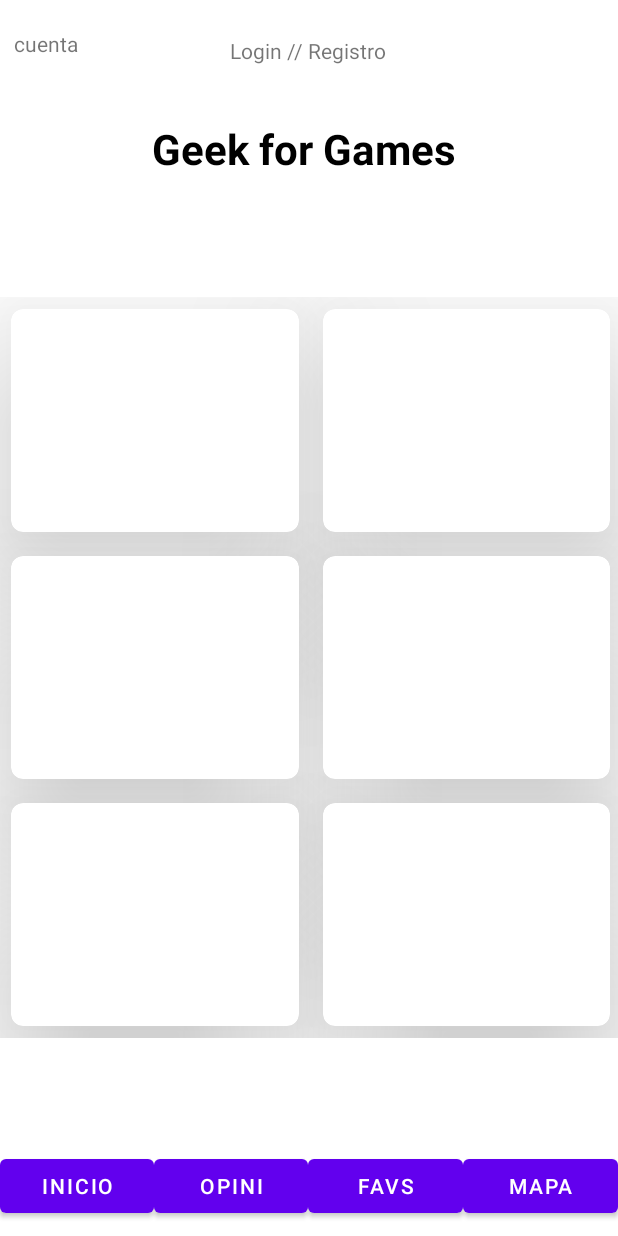
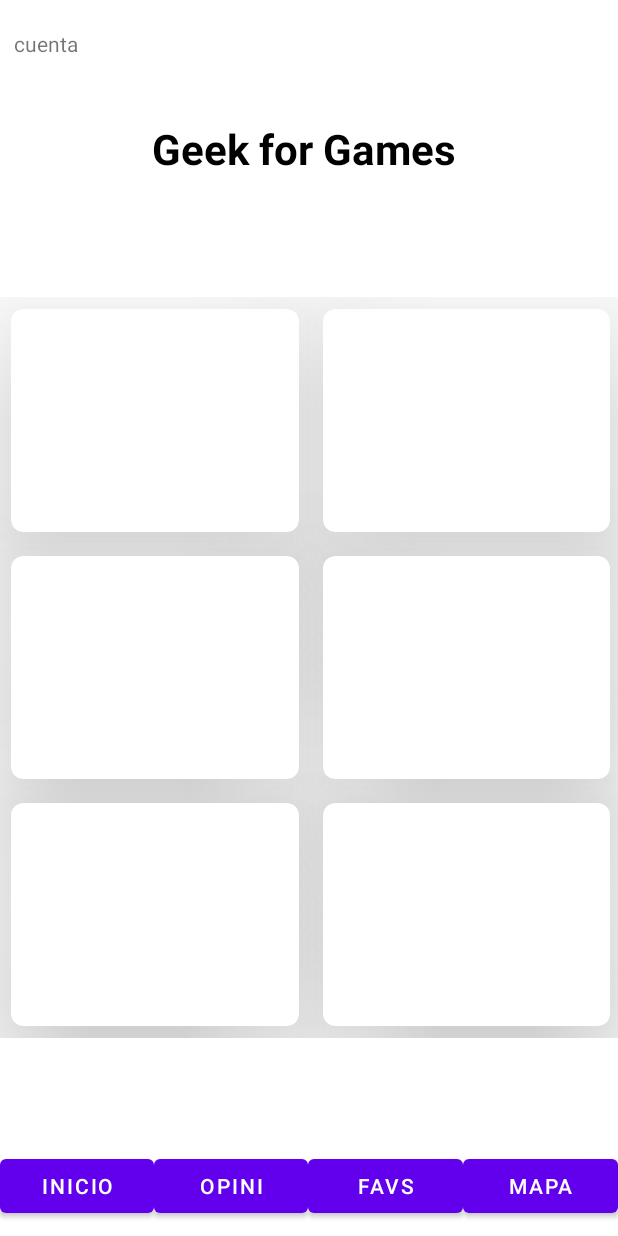
Before and after one commit to Emi-Ureta/Geek_for_Games, an Android app: the Activity_inicio screen opened directly, with no data from a screen before it, on a phone screen of 412 x 824 dp. Run offline under Robolectric (Android 15) with nearby library versions, the phone set to English and light mode, and no system bars; our stand-ins replace Firebase (no records; nobody signed in at launch, a user with empty details on screens opened directly).

Commit message:
cambios_chicos

```diff
--- a/app/src/main/java/ayuda/cl/geek_for_games/Activity_inicio.java
+++ b/app/src/main/java/ayuda/cl/geek_for_games/Activity_inicio.java
@@ -5,21 +5,15 @@ import androidx.appcompat.app.AppCompatActivity;
 import android.annotation.SuppressLint;
 import android.content.Intent;
 import android.os.Bundle;
-import android.view.View;
 import android.widget.Button;
 import android.widget.TextView;
 
-import com.google.firebase.auth.FirebaseAuth;
+
 import com.google.firebase.database.DatabaseReference;
 import com.google.firebase.database.FirebaseDatabase;
-import com.google.firebase.firestore.FirebaseFirestore;
 
-import org.w3c.dom.Text;
 
 public class Activity_inicio extends AppCompatActivity {
-
-    private Button logout;
-    private TextView cuenta;
 
     FirebaseDatabase database = FirebaseDatabase.getInstance();
     DatabaseReference myRef = database.getReference("message");
@@ -30,47 +24,22 @@ public class Activity_inicio extends AppCompatActivity {
         super.onCreate(savedInstanceState);
         setContentView(R.layout.activity_inicio);
 
-        TextView btn=findViewById(R.id.textView);
-        btn.setOnClickListener(new View.OnClickListener() {
-            @Override
-            public void onClick(View view) {
-                startActivity(new Intent(Activity_inicio.this, Activity_login.class));
-            }
-        });
 
         Button btn_opinion = findViewById(R.id.Button_inicio_escribir);
-        btn_opinion.setOnClickListener(new View.OnClickListener() {
-            @Override
-            public void onClick(View view) {
-                startActivity(new Intent(Activity_inicio.this, Activity_escribir_opinion.class));
-            }
-        });
+        btn_opinion.setOnClickListener(view -> startActivity(new Intent(Activity_inicio.this, Activity_escribir_opinion.class)));
 
         Button btn_favs = findViewById(R.id.Button_favoritos);
-        btn_favs.setOnClickListener(new View.OnClickListener() {
-            @Override
-            public void onClick(View view) {
-                startActivity(new Intent(Activity_inicio.this, Activity_lista_deseos.class));
-            }
-        });
+        btn_favs.setOnClickListener(view -> startActivity(new Intent(Activity_inicio.this, Activity_lista_deseos.class)));
 
 
         Button btn_mapa = findViewById(R.id.Button_mapa);
-        btn_mapa.setOnClickListener(new View.OnClickListener() {
-            @Override
-            public void onClick(View view) {
-                startActivity(new Intent(Activity_inicio.this, MapaActivity.class));
-                myRef.setValue("Ingreso de usuario al mapa desde ventana inicio");
-            }
+        btn_mapa.setOnClickListener(view -> {
+            startActivity(new Intent(Activity_inicio.this, MapaActivity.class));
+            myRef.setValue("Ingreso de usuario al mapa desde ventana inicio");
         });
 
-        cuenta = (TextView) findViewById(R.id.Text_view_cuenta);
-        cuenta.setOnClickListener(new View.OnClickListener() {
-            @Override
-            public void onClick(View view) {
-                startActivity(new Intent(Activity_inicio.this, Activity_perfil_usuario.class));
-            }
-        });
+        TextView cuenta = findViewById(R.id.Text_view_cuenta);
+        cuenta.setOnClickListener(view -> startActivity(new Intent(Activity_inicio.this, Activity_perfil_usuario.class)));
 
 
 
--- a/app/src/main/res/layout/activity_inicio.xml
+++ b/app/src/main/res/layout/activity_inicio.xml
@@ -21,17 +21,6 @@ tools:context=".MainActivity2">
     app:layout_constraintEnd_toEndOf="parent"
     app:layout_constraintTop_toTopOf="parent" />
 
-
-    <TextView
-        android:id="@+id/textView"
-        android:layout_width="wrap_content"
-        android:layout_height="wrap_content"
-        android:layout_marginTop="24dp"
-        android:text="Login // Registro"
-        app:layout_constraintEnd_toEndOf="parent"
-        app:layout_constraintHorizontal_bias="0.498"
-        app:layout_constraintStart_toStartOf="parent"
-        app:layout_constraintTop_toTopOf="parent" />
 
     <LinearLayout
         android:id="@+id/linearLayout"
```
Also changed, not shown: app/src/main/java/ayuda/cl/geek_for_games/Activity_login.java (+10 -33 lines).
